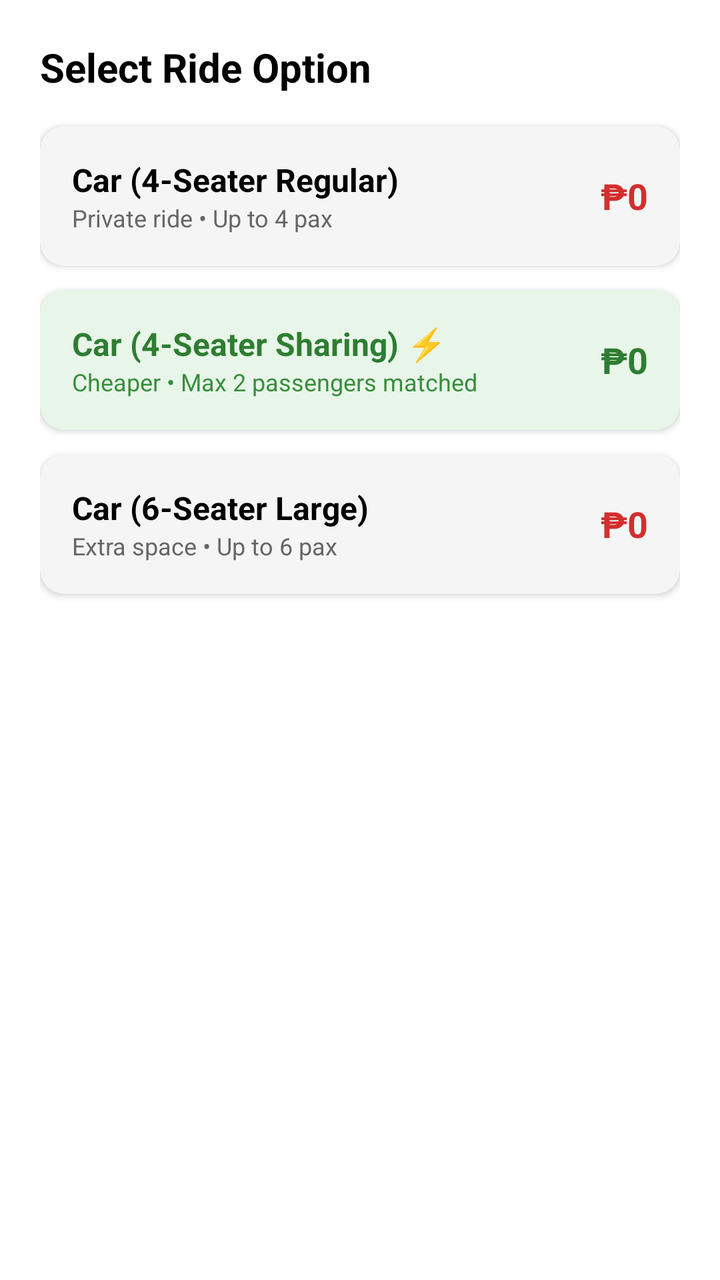
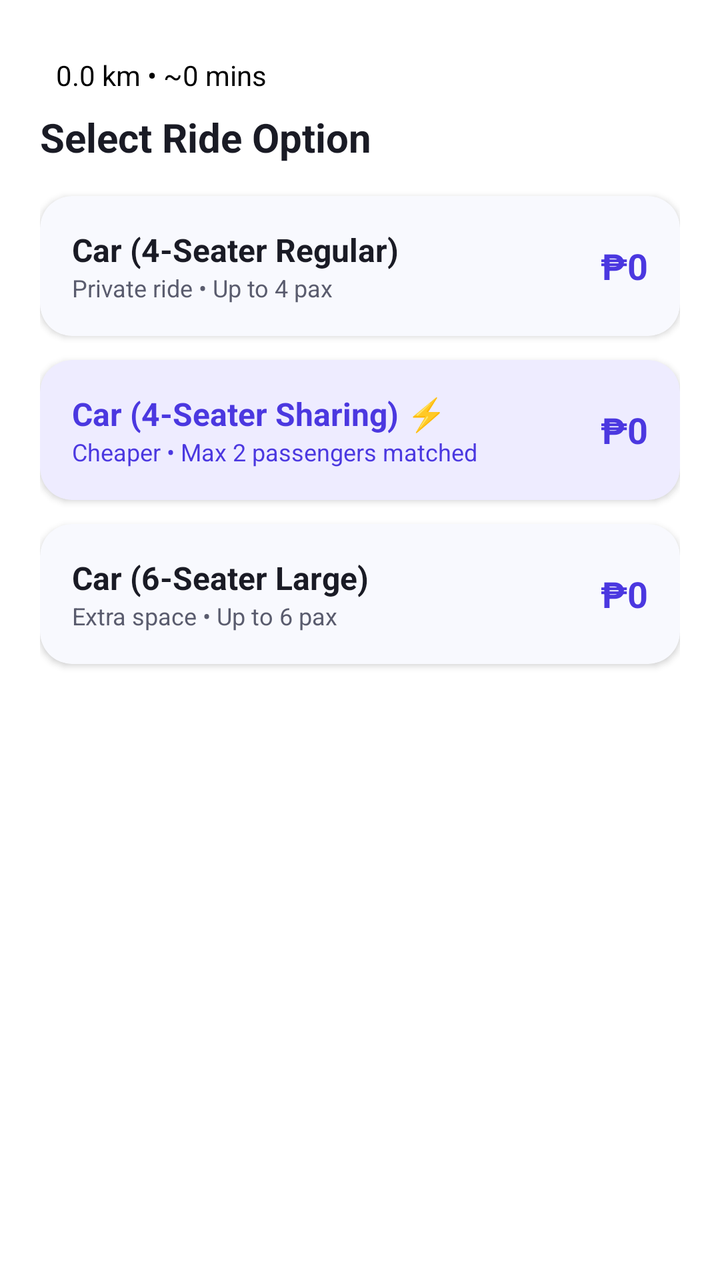

An Android layout rendered at two revisions. The XML below is the earlier revision; the diff shows what the commit changed to produce the second picture.
<!-- AndroidManifest.xml: application theme Theme.RUTA -->
<!-- res/layout/dialog_ride_options.xml -->
<?xml version="1.0" encoding="utf-8"?>
<LinearLayout xmlns:android="http://schemas.android.com/apk/res/android"
    xmlns:app="http://schemas.android.com/apk/res-auto"
    android:layout_width="match_parent"
    android:layout_height="wrap_content"
    android:orientation="vertical"
    android:padding="20dp"
    android:background="@android:color/white">

    <TextView
        android:layout_width="match_parent"
        android:layout_height="wrap_content"
        android:text="Select Ride Option"
        android:textSize="20sp"
        android:textStyle="bold"
        android:textColor="#000000"
        android:layout_marginBottom="16dp" />

    
    <androidx.cardview.widget.CardView
        android:id="@+id/btnOptionRegular4"
        android:layout_width="match_parent"
        android:layout_height="wrap_content"
        android:layout_marginBottom="12dp"
        android:foreground="?attr/selectableItemBackground"
        android:clickable="true"
        android:focusable="true"
        app:cardCornerRadius="12dp"
        app:cardElevation="2dp"
        app:cardBackgroundColor="#F5F5F5">

        <LinearLayout
            android:layout_width="match_parent"
            android:layout_height="wrap_content"
            android:orientation="horizontal"
            android:padding="16dp"
            android:gravity="center_vertical">

            <LinearLayout
                android:layout_width="0dp"
                android:layout_height="wrap_content"
                android:layout_weight="1"
                android:orientation="vertical">

                <TextView
                    android:layout_width="wrap_content"
                    android:layout_height="wrap_content"
                    android:text="Car (4-Seater Regular)"
                    android:textSize="16sp"
                    android:textStyle="bold"
                    android:textColor="#000000" />

                <TextView
                    android:layout_width="wrap_content"
                    android:layout_height="wrap_content"
                    android:text="Private ride • Up to 4 pax"
                    android:textSize="12sp"
                    android:textColor="#666666" />
            </LinearLayout>

            <TextView
                android:id="@+id/txtFareRegular4"
                android:layout_width="wrap_content"
                android:layout_height="wrap_content"
                android:text="₱0"
                android:textSize="18sp"
                android:textStyle="bold"
                android:textColor="#D32F2F" />
        </LinearLayout>
    </androidx.cardview.widget.CardView>

    
    <androidx.cardview.widget.CardView
        android:id="@+id/btnOptionShared4"
        android:layout_width="match_parent"
        android:layout_height="wrap_content"
        android:layout_marginBottom="12dp"
        android:foreground="?attr/selectableItemBackground"
        android:clickable="true"
        android:focusable="true"
        app:cardCornerRadius="12dp"
        app:cardElevation="2dp"
        app:cardBackgroundColor="#E8F5E9">

        <LinearLayout
            android:layout_width="match_parent"
            android:layout_height="wrap_content"
            android:orientation="horizontal"
            android:padding="16dp"
            android:gravity="center_vertical">

            <LinearLayout
                android:layout_width="0dp"
                android:layout_height="wrap_content"
                android:layout_weight="1"
                android:orientation="vertical">

                <TextView
                    android:layout_width="wrap_content"
                    android:layout_height="wrap_content"
                    android:text="Car (4-Seater Sharing) ⚡"
                    android:textSize="16sp"
                    android:textStyle="bold"
                    android:textColor="#2E7D32" />

                <TextView
                    android:layout_width="wrap_content"
                    android:layout_height="wrap_content"
                    android:text="Cheaper • Max 2 passengers matched"
                    android:textSize="12sp"
                    android:textColor="#388E3C" />
            </LinearLayout>

            <TextView
                android:id="@+id/txtFareShared4"
                android:layout_width="wrap_content"
                android:layout_height="wrap_content"
                android:text="₱0"
                android:textSize="18sp"
                android:textStyle="bold"
                android:textColor="#2E7D32" />
        </LinearLayout>
    </androidx.cardview.widget.CardView>

    
    <androidx.cardview.widget.CardView
        android:id="@+id/btnOptionRegular6"
        android:layout_width="match_parent"
        android:layout_height="wrap_content"
        android:foreground="?attr/selectableItemBackground"
        android:clickable="true"
        android:focusable="true"
        app:cardCornerRadius="12dp"
        app:cardElevation="2dp"
        app:cardBackgroundColor="#F5F5F5">

        <LinearLayout
            android:layout_width="match_parent"
            android:layout_height="wrap_content"
            android:orientation="horizontal"
            android:padding="16dp"
            android:gravity="center_vertical">

            <LinearLayout
                android:layout_width="0dp"
                android:layout_height="wrap_content"
                android:layout_weight="1"
                android:orientation="vertical">

                <TextView
                    android:layout_width="wrap_content"
                    android:layout_height="wrap_content"
                    android:text="Car (6-Seater Large)"
                    android:textSize="16sp"
                    android:textStyle="bold"
                    android:textColor="#000000" />

                <TextView
                    android:layout_width="wrap_content"
                    android:layout_height="wrap_content"
                    android:text="Extra space • Up to 6 pax"
                    android:textSize="12sp"
                    android:textColor="#666666" />
            </LinearLayout>

            <TextView
                android:id="@+id/txtFareRegular6"
                android:layout_width="wrap_content"
                android:layout_height="wrap_content"
                android:text="₱0"
                android:textSize="18sp"
                android:textStyle="bold"
                android:textColor="#D32F2F" />
        </LinearLayout>
    </androidx.cardview.widget.CardView>

</LinearLayout>
<!-- resources referenced by this layout -->
<resources>
  <style name="Theme.RUTA" parent="Theme.MaterialComponents.DayNight.NoActionBar">
          <item name="colorPrimary">@color/ruta_red</item>
          <item name="colorPrimaryDark">@color/ruta_red_dark</item>
          <item name="colorAccent">@color/ruta_red</item>
          <item name="android:statusBarColor">@color/ruta_red</item>
          <item name="android:windowLightStatusBar" tools:targetApi="m">false</item>
      </style>
  <color name="ruta_red">#E53935</color>
  <color name="ruta_red_dark">#C62828</color>
</resources>

<!-- the commit's change to res/layout/dialog_ride_options.xml (unified diff, before → after) -->
@@ -3,18 +3,25 @@
     xmlns:app="http://schemas.android.com/apk/res-auto"
     android:layout_width="match_parent"
     android:layout_height="wrap_content"
+    android:background="@color/ruta_card_bg"
     android:orientation="vertical"
-    android:padding="20dp"
-    android:background="@android:color/white">
-
+    android:padding="20dp">
+    <TextView
+        android:id="@+id/txtTripSummaryDetails"
+        android:layout_width="wrap_content"
+        android:layout_height="wrap_content"
+        android:text="0.0 km • ~0 mins"
+        android:textSize="14sp"
+        android:textColor="@color/ruta_black"
+        android:padding="8dp" />
     <TextView
         android:layout_width="match_parent"
         android:layout_height="wrap_content"
+        android:layout_marginBottom="16dp"
         android:text="Select Ride Option"
+        android:textColor="@color/ruta_text_primary"
         android:textSize="20sp"
-        android:textStyle="bold"
-        android:textColor="#000000"
-        android:layout_marginBottom="16dp" />
+        android:textStyle="bold" />
 
     
     <androidx.cardview.widget.CardView
@@ -22,19 +29,21 @@
         android:layout_width="match_parent"
         android:layout_height="wrap_content"
         android:layout_marginBottom="12dp"
-        android:foreground="?attr/selectableItemBackground"
         android:clickable="true"
         android:focusable="true"
-        app:cardCornerRadius="12dp"
+        android:foreground="?attr/selectableItemBackground"
+        app:cardBackgroundColor="@color/ruta_bg"
+        app:cardCornerRadius="16dp"
         app:cardElevation="2dp"
-        app:cardBackgroundColor="#F5F5F5">
+        app:strokeColor="@color/ruta_primary_light"
+        app:strokeWidth="1dp">
 
         <LinearLayout
             android:layout_width="match_parent"
             android:layout_height="wrap_content"
+            android:gravity="center_vertical"
             android:orientation="horizontal"
-            android:padding="16dp"
-            android:gravity="center_vertical">
+            android:padding="16dp">
 
             <LinearLayout
                 android:layout_width="0dp"
@@ -46,16 +55,16 @@
                     android:layout_width="wrap_content"
                     android:layout_height="wrap_content"
                     android:text="Car (4-Seater Regular)"
+                    android:textColor="@color/ruta_text_primary"
                     android:textSize="16sp"
-                    android:textStyle="bold"
-                    android:textColor="#000000" />
+                    android:textStyle="bold" />
 
                 <TextView
                     android:layout_width="wrap_content"
                     android:layout_height="wrap_content"
                     android:text="Private ride • Up to 4 pax"
-                    android:textSize="12sp"
-                    android:textColor="#666666" />
+                    android:textColor="@color/ruta_text_secondary"
+                    android:textSize="12sp" />
             </LinearLayout>
 
             <TextView
@@ -63,9 +72,9 @@
                 android:layout_width="wrap_content"
                 android:layout_height="wrap_content"
                 android:text="₱0"
+                android:textColor="@color/ruta_primary_dark"
                 android:textSize="18sp"
-                android:textStyle="bold"
-                android:textColor="#D32F2F" />
+                android:textStyle="bold" />
         </LinearLayout>
     </androidx.cardview.widget.CardView>
 
@@ -75,19 +84,21 @@
         android:layout_width="match_parent"
         android:layout_height="wrap_content"
         android:layout_marginBottom="12dp"
-        android:foreground="?attr/selectableItemBackground"
         android:clickable="true"
         android:focusable="true"
-        app:cardCornerRadius="12dp"
+        android:foreground="?attr/selectableItemBackground"
+        app:cardBackgroundColor="@color/ruta_primary_light"
+        app:cardCornerRadius="16dp"
         app:cardElevation="2dp"
-        app:cardBackgroundColor="#E8F5E9">
+        app:strokeColor="@color/ruta_primary"
+        app:strokeWidth="1.5dp">
 
         <LinearLayout
             android:layout_width="match_parent"
             android:layout_height="wrap_content"
+            android:gravity="center_vertical"
             android:orientation="horizontal"
-            android:padding="16dp"
-            android:gravity="center_vertical">
+            android:padding="16dp">
 
             <LinearLayout
                 android:layout_width="0dp"
@@ -99,16 +110,16 @@
                     android:layout_width="wrap_content"
                     android:layout_height="wrap_content"
                     android:text="Car (4-Seater Sharing) ⚡"
+                    android:textColor="@color/ruta_primary_dark"
                     android:textSize="16sp"
-                    android:textStyle="bold"
-                    android:textColor="#2E7D32" />
+                    android:textStyle="bold" />
 
                 <TextView
                     android:layout_width="wrap_content"
                     android:layout_height="wrap_content"
                     android:text="Cheaper • Max 2 passengers matched"
-                    android:textSize="12sp"
-                    android:textColor="#388E3C" />
+                    android:textColor="@color/ruta_primary_dark"
+                    android:textSize="12sp" />
             </LinearLayout>
 
             <TextView
@@ -116,9 +127,9 @@
                 android:layout_width="wrap_content"
                 android:layout_height="wrap_content"
                 android:text="₱0"
+                android:textColor="@color/ruta_primary_dark"
                 android:textSize="18sp"
-                android:textStyle="bold"
-                android:textColor="#2E7D32" />
+                android:textStyle="bold" />
         </LinearLayout>
     </androidx.cardview.widget.CardView>
 
@@ -127,19 +138,21 @@
         android:id="@+id/btnOptionRegular6"
         android:layout_width="match_parent"
         android:layout_height="wrap_content"
-        android:foreground="?attr/selectableItemBackground"
         android:clickable="true"
         android:focusable="true"
-        app:cardCornerRadius="12dp"
+        android:foreground="?attr/selectableItemBackground"
+        app:cardBackgroundColor="@color/ruta_bg"
+        app:cardCornerRadius="16dp"
         app:cardElevation="2dp"
-        app:cardBackgroundColor="#F5F5F5">
+        app:strokeColor="@color/ruta_primary_light"
+        app:strokeWidth="1dp">
 
         <LinearLayout
             android:layout_width="match_parent"
             android:layout_height="wrap_content"
+            android:gravity="center_vertical"
             android:orientation="horizontal"
-            android:padding="16dp"
-            android:gravity="center_vertical">
+            android:padding="16dp">
 
             <LinearLayout
                 android:layout_width="0dp"
@@ -151,16 +164,16 @@
                     android:layout_width="wrap_content"
                     android:layout_height="wrap_content"
                     android:text="Car (6-Seater Large)"
+                    android:textColor="@color/ruta_text_primary"
                     android:textSize="16sp"
-                    android:textStyle="bold"
-                    android:textColor="#000000" />
+                    android:textStyle="bold" />
 
                 <TextView
                     android:layout_width="wrap_content"
                     android:layout_height="wrap_content"
                     android:text="Extra space • Up to 6 pax"
-                    android:textSize="12sp"
-                    android:textColor="#666666" />
+                    android:textColor="@color/ruta_text_secondary"
+                    android:textSize="12sp" />
             </LinearLayout>
 
             <TextView
@@ -168,9 +181,9 @@
                 android:layout_width="wrap_content"
                 android:layout_height="wrap_content"
                 android:text="₱0"
+                android:textColor="@color/ruta_primary_dark"
                 android:textSize="18sp"
-                android:textStyle="bold"
-                android:textColor="#D32F2F" />
+                android:textStyle="bold" />
         </LinearLayout>
     </androidx.cardview.widget.CardView>
 
<!-- resource entries referenced after the edit -->
@@ -1,13 +1,26 @@
 <!-- resources referenced by this layout -->
 <resources>
+  <color name="ruta_bg">#F8F9FE</color>
+  <color name="ruta_black">#000000</color>
+  <color name="ruta_card_bg">#FFFFFF</color>
+  <color name="ruta_primary">#6D5EFC</color>
+  <color name="ruta_primary_dark">#4B38E0</color>
+  <color name="ruta_primary_light">#EEECFF</color>
+  <color name="ruta_text_primary">#1A1B25</color>
+  <color name="ruta_text_secondary">#5A5C6E</color>
   <style name="Theme.RUTA" parent="Theme.MaterialComponents.DayNight.NoActionBar">
-          <item name="colorPrimary">@color/ruta_red</item>
-          <item name="colorPrimaryDark">@color/ruta_red_dark</item>
-          <item name="colorAccent">@color/ruta_red</item>
-          <item name="android:statusBarColor">@color/ruta_red</item>
+          
+          <item name="colorPrimary">@color/ruta_primary</item>
+          <item name="colorPrimaryVariant">@color/ruta_primary_dark</item>
+          <item name="colorOnPrimary">@color/white</item>
+          <item name="colorSecondary">@color/ruta_primary</item>
+          <item name="colorSecondaryVariant">@color/ruta_primary_dark</item>
+          <item name="colorOnSecondary">@color/white</item>
+  
+          
+          <item name="android:statusBarColor">@color/ruta_primary</item>
           <item name="android:windowLightStatusBar" tools:targetApi="m">false</item>
       </style>
-  <color name="ruta_red">#E53935</color>
-  <color name="ruta_red_dark">#C62828</color>
+  <color name="white">#FFFFFF</color>
 </resources>
 
